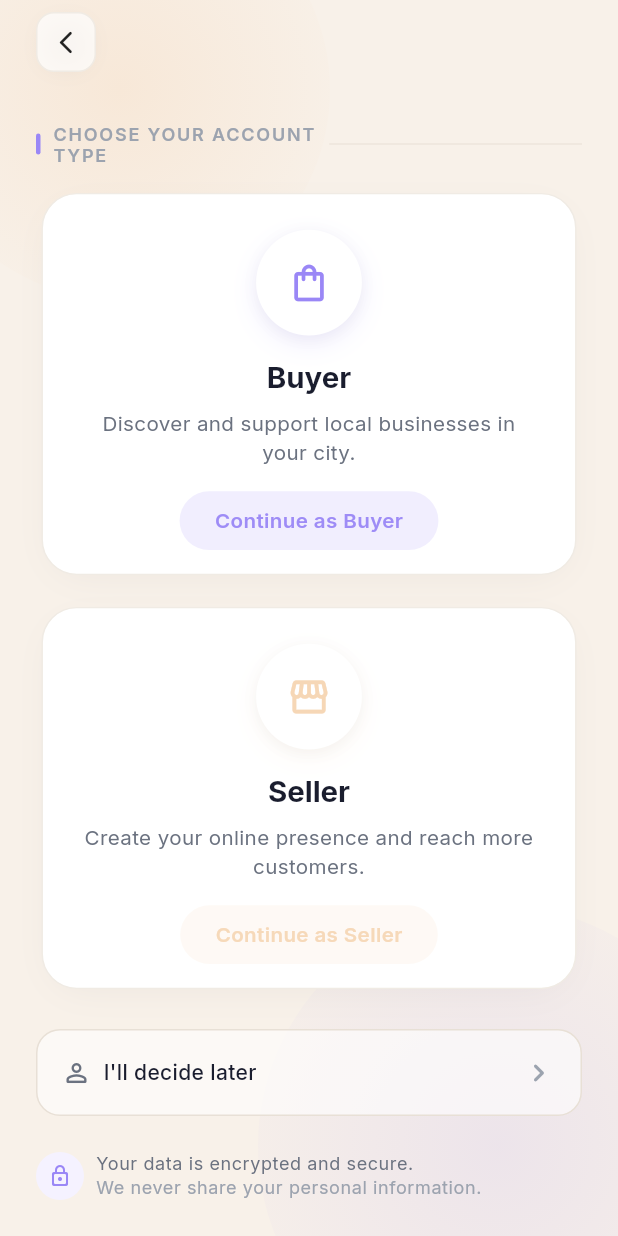
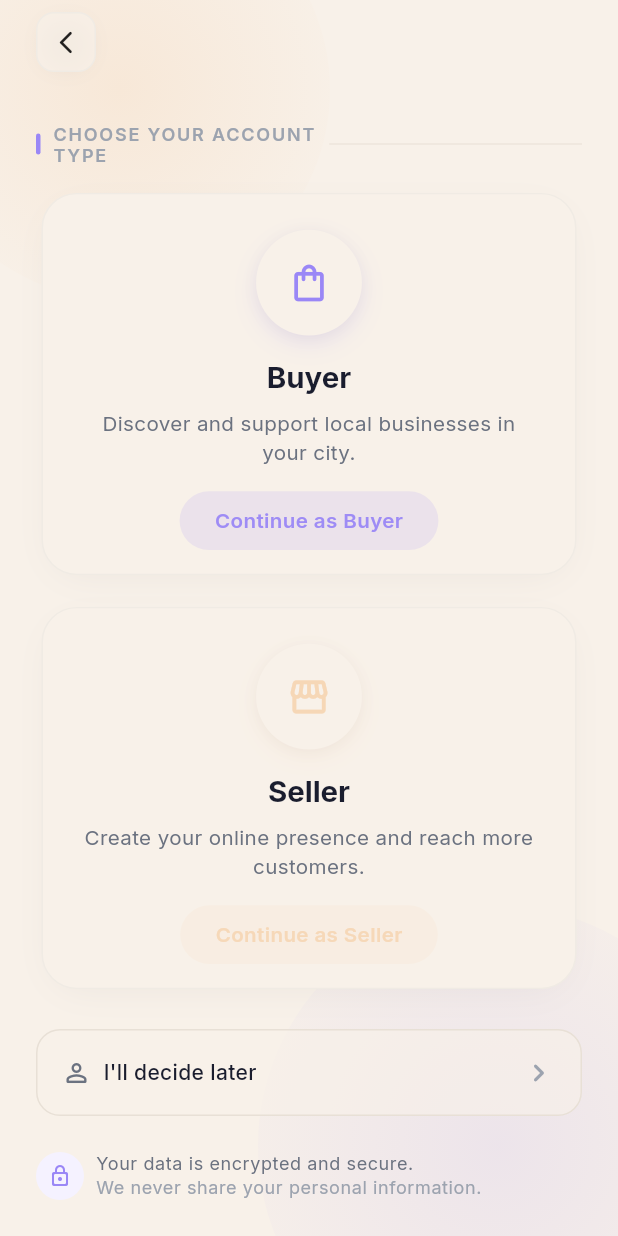
Before and after one commit to slayqueearikma-beep/margem, a Flutter app: the AccountTypeOnboardingScreen screen opened by its route, scrolled down 197 dp, on a phone screen of 412 x 824 dp. Run offline on Flutter 3.47's test engine with Material 3 defaults, Android fonts, the phone set to English and light mode, and no system bars; our stand-ins replace cached_network_image, flutter_rating_bar, flutter_riverpod, flutter_secure_storage, geolocator, go_router and 5 more; accounts and stored records are empty; network calls fail.

Commit message:
Fix dark mode color inconsistencies across shared widgets and screens
Replace hardcoded light-theme tokens (Colors.white, cream, lavenderMuted,
borderLight) with AppColors theme-aware helpers: cardSurface, accentMuted,
outlineSubtle, favoriteButton, scaffold, onSurfaceVariant, and badgeBorder.

Add accentMuted and imagePlaceholderSurface helpers to AppColors.

Co-authored-by: slayqueearikma-beep <slayqueearikma-beep@users.noreply.github.com>

```diff
--- a/souq-local/mobile/lib/core/theme/app_decorations.dart
+++ b/souq-local/mobile/lib/core/theme/app_decorations.dart
@@ -16,11 +16,11 @@ class AppDecorations {
     double radius = AppSpacing.cardRadius,
     bool showBorder = true,
   }) {
-    final isDark = Theme.of(context).brightness == Brightness.dark;
+    final isDark = AppColors.isDark(context);
     return BoxDecoration(
       color: isDark
           ? AppColors.darkCard.withValues(alpha: 0.75)
-          : Colors.white.withValues(alpha: 0.82),
+          : AppColors.cardSurface(context).withValues(alpha: 0.82),
       borderRadius: BorderRadius.circular(radius),
       border: showBorder
           ? Border.all(
@@ -43,7 +43,7 @@ class AppDecorations {
     return BoxDecoration(
       color: selected
           ? accent.withValues(alpha: isDark ? 0.18 : 0.08)
-          : (isDark ? AppColors.darkCard : Colors.white),
+          : AppColors.cardSurface(context),
       borderRadius: BorderRadius.circular(radius),
       border: Border.all(
         color: selected
@@ -63,6 +63,7 @@ class AppDecorations {
   }
 
   static Widget frosted({
+    required BuildContext context,
     required Widget child,
     double sigma = 12,
     double radius = AppSpacing.cardRadius,
@@ -74,7 +75,7 @@ class AppDecorations {
         filter: ImageFilter.blur(sigmaX: sigma, sigmaY: sigma),
         child: DecoratedBox(
           decoration: BoxDecoration(
-            color: fill ?? Colors.white.withValues(alpha: 0.65),
+            color: fill ?? AppColors.cardSurface(context).withValues(alpha: 0.65),
             borderRadius: BorderRadius.circular(radius),
           ),
           child: child,
--- a/souq-local/mobile/lib/core/widgets/design_system_components.dart
+++ b/souq-local/mobile/lib/core/widgets/design_system_components.dart
@@ -100,8 +100,8 @@ class AccountTypeCard extends StatelessWidget {
                     height: 72,
                     decoration: BoxDecoration(
                       color: isDark
-                          ? Colors.white.withValues(alpha: 0.08)
-                          : Colors.white,
+                          ? AppColors.iconCircle(context)
+                          : AppColors.cardSurface(context),
                       shape: BoxShape.circle,
                       boxShadow: AppShadows.iconCircle(accentColor),
                     ),
@@ -189,7 +189,7 @@ class AppSecondaryActionRow extends StatelessWidget {
             ),
             color: isDark
                 ? AppColors.darkCard.withValues(alpha: 0.5)
-                : Colors.white.withValues(alpha: 0.6),
+                : AppColors.cardSurface(context).withValues(alpha: 0.6),
           ),
           child: Row(
             children: [
@@ -239,7 +239,7 @@ class AppSecurityFooter extends StatelessWidget {
           width: 32,
           height: 32,
           decoration: BoxDecoration(
-            color: AppColors.lavenderMuted,
+            color: AppColors.accentMuted(context),
             shape: BoxShape.circle,
           ),
           child: const Icon(
@@ -473,7 +473,7 @@ class AppEmptyState extends StatelessWidget {
             width: 72,
             height: 72,
             decoration: BoxDecoration(
-              color: AppColors.lavenderMuted,
+              color: AppColors.accentMuted(context),
               shape: BoxShape.circle,
             ),
             child: Icon(icon, size: 32, color: AppColors.lavender),
--- a/souq-local/mobile/lib/core/widgets/form_widgets.dart
+++ b/souq-local/mobile/lib/core/widgets/form_widgets.dart
@@ -55,8 +55,8 @@ class SelectionCard extends StatelessWidget {
                   height: 52,
                   decoration: BoxDecoration(
                     color: isDark
-                        ? Colors.white.withValues(alpha: 0.08)
-                        : Colors.white,
+                        ? AppColors.iconCircle(context)
+                        : AppColors.cardSurface(context),
                     borderRadius: BorderRadius.circular(16),
                     boxShadow: AppShadows.iconCircle(accentColor),
                   ),
--- a/souq-local/mobile/lib/core/widgets/network_image_view.dart
+++ b/souq-local/mobile/lib/core/widgets/network_image_view.dart
@@ -20,7 +20,7 @@ class NetworkImageView extends StatelessWidget {
   Widget build(BuildContext context) {
     if (url.isEmpty) {
       return ColoredBox(
-        color: AppColors.primary.withValues(alpha: 0.08),
+        color: AppColors.imagePlaceholderSurface(context),
         child: Icon(placeholderIcon, color: AppColors.primary, size: 40),
       );
     }
@@ -29,7 +29,7 @@ class NetworkImageView extends StatelessWidget {
       fit: fit,
       placeholder: (_, __) => const Center(child: CircularProgressIndicator(strokeWidth: 2)),
       errorWidget: (_, __, ___) => ColoredBox(
-        color: AppColors.primary.withValues(alpha: 0.08),
+        color: AppColors.imagePlaceholderSurface(context),
         child: Icon(placeholderIcon, color: AppColors.primary, size: 40),
       ),
     );
--- a/souq-local/mobile/lib/core/widgets/onboarding_backdrop.dart
+++ b/souq-local/mobile/lib/core/widgets/onboarding_backdrop.dart
@@ -23,8 +23,8 @@ class OnboardingBackdrop extends StatelessWidget {
     final skylineHeight = width * 0.34;
 
     return DecoratedBox(
-      decoration: const BoxDecoration(
-        color: AppColors.cream,
+      decoration: BoxDecoration(
+        color: AppColors.scaffold(context),
       ),
       child: Stack(
         fit: StackFit.expand,
--- a/souq-local/mobile/lib/core/widgets/onboarding_scaffold.dart
+++ b/souq-local/mobile/lib/core/widgets/onboarding_scaffold.dart
@@ -30,7 +30,7 @@ class StepProgressBar extends StatelessWidget {
             ),
             height: 4,
             decoration: BoxDecoration(
-              color: isActive ? AppColors.lavender : AppColors.border,
+              color: isActive ? AppColors.lavender : AppColors.outlineSubtle(context),
               borderRadius: BorderRadius.circular(2),
             ),
           ),
@@ -59,7 +59,7 @@ class PageDots extends StatelessWidget {
           width: isActive ? 24 : 8,
           height: 8,
           decoration: BoxDecoration(
-            color: isActive ? AppColors.lavender : AppColors.border,
+            color: isActive ? AppColors.lavender : AppColors.outlineSubtle(context),
             borderRadius: BorderRadius.circular(4),
           ),
         );
@@ -163,8 +163,6 @@ class _GlassIconButton extends StatelessWidget {
 
   @override
   Widget build(BuildContext context) {
-    final isDark = Theme.of(context).brightness == Brightness.dark;
-
     return Material(
       color: Colors.transparent,
       child: InkWell(
@@ -174,12 +172,10 @@ class _GlassIconButton extends StatelessWidget {
           width: 40,
           height: 40,
           decoration: BoxDecoration(
-            color: isDark
-                ? AppColors.darkCard.withValues(alpha: 0.6)
-                : Colors.white.withValues(alpha: 0.7),
+            color: AppColors.cardSurface(context).withValues(alpha: 0.7),
             borderRadius: BorderRadius.circular(12),
             border: Border.all(
-              color: isDark ? AppColors.darkBorder : AppColors.borderLight,
+              color: AppColors.outlineSubtle(context),
             ),
             boxShadow: AppShadows.soft(blur: 12, y: 2),
           ),
--- a/souq-local/mobile/lib/features/community_chat/community_city_screen.dart
+++ b/souq-local/mobile/lib/features/community_chat/community_city_screen.dart
@@ -309,7 +309,7 @@ class _CityBanner extends StatelessWidget {
           ],
         ),
         borderRadius: BorderRadius.circular(AppSpacing.cardRadiusLg),
-        border: Border.all(color: AppColors.borderLight),
+        border: Border.all(color: AppColors.outlineSubtle(context)),
       ),
       child: Column(
         crossAxisAlignment: CrossAxisAlignment.start,
@@ -373,7 +373,7 @@ class _StatChip extends StatelessWidget {
     return Container(
       padding: const EdgeInsets.symmetric(horizontal: 10, vertical: 6),
       decoration: BoxDecoration(
-        color: Colors.white.withValues(alpha: 0.7),
+        color: AppColors.cardSurface(context).withValues(alpha: 0.7),
         borderRadius: BorderRadius.circular(AppSpacing.chipRadius),
       ),
       child: Row(
@@ -403,7 +403,7 @@ class _ChannelTile extends StatelessWidget {
           width: 44,
           height: 44,
           decoration: BoxDecoration(
-            color: AppColors.lavenderMuted,
+            color: AppColors.accentMuted(context),
             borderRadius: BorderRadius.circular(12),
           ),
           child: Icon(
--- a/souq-local/mobile/lib/features/onboarding/onboarding_welcome_screen.dart
+++ b/souq-local/mobile/lib/features/onboarding/onboarding_welcome_screen.dart
@@ -77,7 +77,7 @@ class _OnboardingWelcomeScreenState
     final theme = Theme.of(context);
 
     return Scaffold(
-      backgroundColor: AppColors.cream,
+      backgroundColor: theme.scaffoldBackgroundColor,
       body: OnboardingBackdrop(
         showSkyline: false,
         showAccentBlob: true,
@@ -166,7 +166,7 @@ class _OnboardingWelcomeScreenState
                             textAlign: TextAlign.center,
                             style: theme.textTheme.headlineSmall?.copyWith(
                               fontWeight: FontWeight.w800,
-                              color: AppColors.navy,
+                              color: AppColors.onSurface(context),
                               height: 1.15,
                               letterSpacing: -0.3,
                             ),
--- a/souq-local/mobile/lib/features/premium/premium_screen.dart
+++ b/souq-local/mobile/lib/features/premium/premium_screen.dart
@@ -105,7 +105,7 @@ class _PremiumScreenState extends ConsumerState<PremiumScreen> {
                           width: 56,
                           height: 56,
                           decoration: BoxDecoration(
-                            color: AppColors.lavenderMuted,
+                            color: AppColors.accentMuted(context),
                             borderRadius: BorderRadius.circular(16),
                           ),
                           child: const Icon(
--- a/souq-local/mobile/lib/features/seller/seller_shell.dart
+++ b/souq-local/mobile/lib/features/seller/seller_shell.dart
@@ -175,7 +175,8 @@ class _SellerNavItem extends StatelessWidget {
 
   @override
   Widget build(BuildContext context) {
-    final color = selected ? AppColors.primary : AppColors.textSecondary;
+    final color =
+        selected ? AppColors.primary : AppColors.onSurfaceVariant(context);
 
     return Expanded(
       child: InkWell(
```
Also changed, not shown: souq-local/mobile/lib/core/widgets/content_widgets.dart (+6 -7 lines), souq-local/mobile/lib/core/widgets/marketplace_actions.dart (+4 -8 lines), souq-local/mobile/lib/core/widgets/product_carousel_card.dart (+4 -5 lines), souq-local/mobile/lib/features/buyer/buyer_home_screen.dart (+5 -8 lines), souq-local/mobile/lib/features/community_chat/community_channel_screen.dart (+5 -5 lines), souq-local/mobile/lib/features/messages/messages_inbox_screen.dart (+7 -4 lines).
